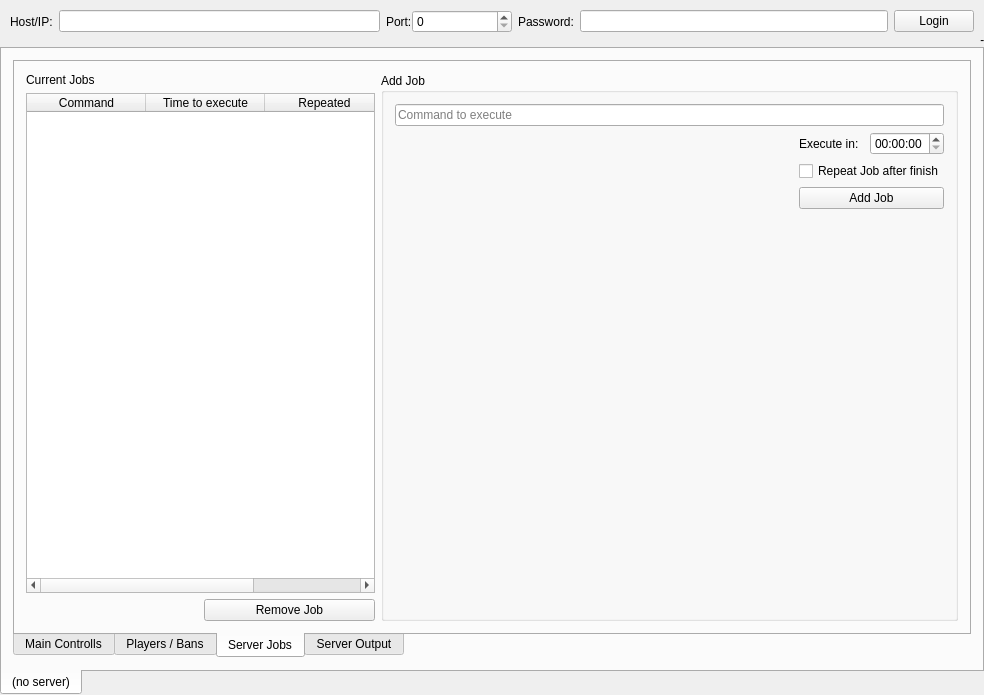
The window that main_window.ui (Malekblubb/tw_econ_gui) describes before a commit, drawn with Qt 5.
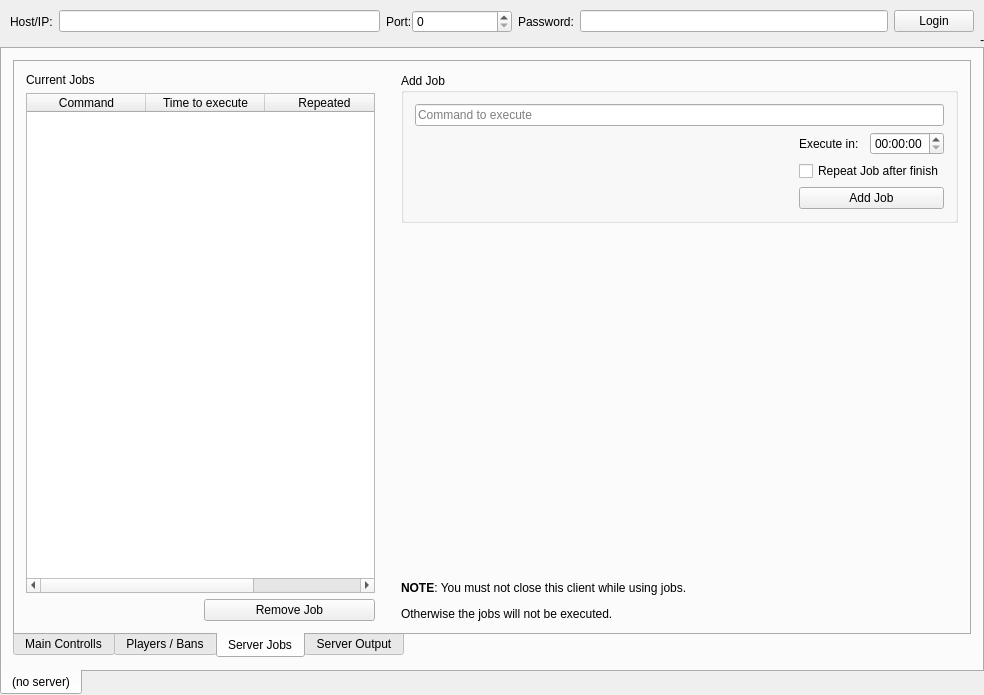
The same window after the commit. The open tabs and pages were chosen to show the change.

```diff
--- a/main_window.ui
+++ b/main_window.ui
@@ -510,7 +510,20 @@
             <string>Server Jobs</string>
            </attribute>
            <layout class="QGridLayout" name="gridLayout_20">
-            <item row="0" column="0">
+            <item row="1" column="2">
+             <spacer name="verticalSpacer_6">
+              <property name="orientation">
+               <enum>Qt::Vertical</enum>
+              </property>
+              <property name="sizeHint" stdset="0">
+               <size>
+                <width>174</width>
+                <height>297</height>
+               </size>
+              </property>
+             </spacer>
+            </item>
+            <item row="0" column="0" rowspan="3">
              <layout class="QGridLayout" name="gridLayout_17">
               <item row="0" column="0">
                <widget class="QLabel" name="label_7">
@@ -580,7 +593,7 @@
               </item>
              </layout>
             </item>
-            <item row="0" column="1">
+            <item row="0" column="2">
              <widget class="QGroupBox" name="groupBox">
               <property name="title">
                <string>Add Job</string>
@@ -600,19 +613,6 @@
                  </property>
                 </widget>
                </item>
-               <item row="2" column="0">
-                <spacer name="horizontalSpacer_4">
-                 <property name="orientation">
-                  <enum>Qt::Horizontal</enum>
-                 </property>
-                 <property name="sizeHint" stdset="0">
-                  <size>
-                   <width>371</width>
-                   <height>20</height>
-                  </size>
-                 </property>
-                </spacer>
-               </item>
                <item row="3" column="1">
                 <widget class="QPushButton" name="pb_job_add">
                  <property name="text">
@@ -644,15 +644,15 @@
                  </item>
                 </layout>
                </item>
-               <item row="4" column="1">
-                <spacer name="verticalSpacer_5">
+               <item row="1" column="0">
+                <spacer name="horizontalSpacer_4">
                  <property name="orientation">
-                  <enum>Qt::Vertical</enum>
+                  <enum>Qt::Horizontal</enum>
                  </property>
                  <property name="sizeHint" stdset="0">
                   <size>
-                   <width>20</width>
-                   <height>40</height>
+                   <width>169</width>
+                   <height>20</height>
                   </size>
                  </property>
                 </spacer>
@@ -660,6 +660,29 @@
               </layout>
              </widget>
             </item>
+            <item row="2" column="2">
+             <widget class="QLabel" name="label_9">
+              <property name="text">
+               <string>&lt;html&gt;&lt;head/&gt;&lt;body&gt;&lt;p&gt;&lt;span style=&quot; font-weight:600;&quot;&gt;NOTE&lt;/span&gt;: You must not close this client while using jobs.&lt;/p&gt;&lt;p&gt;Otherwise the jobs will not be executed.&lt;/p&gt;&lt;/body&gt;&lt;/html&gt;</string>
+              </property>
+             </widget>
+            </item>
+            <item row="0" column="1">
+             <spacer name="horizontalSpacer_5">
+              <property name="orientation">
+               <enum>Qt::Horizontal</enum>
+              </property>
+              <property name="sizeType">
+               <enum>QSizePolicy::Fixed</enum>
+              </property>
+              <property name="sizeHint" stdset="0">
+               <size>
+                <width>20</width>
+                <height>20</height>
+               </size>
+              </property>
+             </spacer>
+            </item>
            </layout>
           </widget>
           <widget class="QWidget" name="tab_server_output">
```
Left out of the diff: 2 changed lines with no effect on the pictures.
